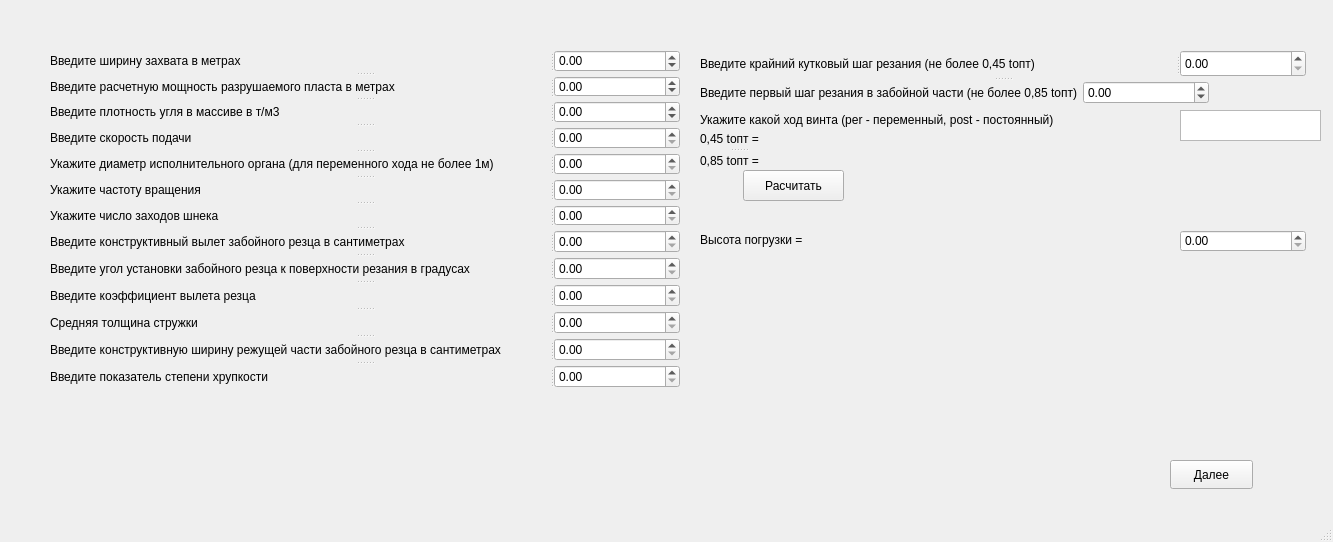
Above: mainwindow.ui from QuantYyY/qt-dekanat before the change. Below: the same form after it.
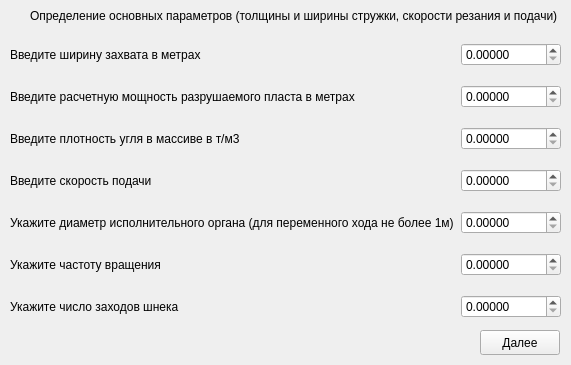
That is the form after the change.

Diff of the .ui file:
```diff
--- a/mainwindow.ui
+++ b/mainwindow.ui
@@ -6,600 +6,293 @@
    <rect>
     <x>0</x>
     <y>0</y>
-    <width>1333</width>
-    <height>542</height>
+    <width>571</width>
+    <height>365</height>
    </rect>
   </property>
   <property name="minimumSize">
    <size>
-    <width>700</width>
-    <height>350</height>
+    <width>571</width>
+    <height>365</height>
+   </size>
+  </property>
+  <property name="maximumSize">
+   <size>
+    <width>592</width>
+    <height>365</height>
    </size>
   </property>
   <property name="windowTitle">
    <string/>
   </property>
   <widget class="QWidget" name="centralwidget">
+   <widget class="QLabel" name="label">
+    <property name="geometry">
+     <rect>
+      <x>30</x>
+      <y>0</y>
+      <width>561</width>
+      <height>31</height>
+     </rect>
+    </property>
+    <property name="text">
+     <string>Определение основных параметров (толщины и ширины стружки, скорости резания и подачи)</string>
+    </property>
+   </widget>
    <widget class="QPushButton" name="pushButton">
     <property name="geometry">
      <rect>
-      <x>1170</x>
-      <y>460</y>
-      <width>83</width>
-      <height>29</height>
+      <x>480</x>
+      <y>330</y>
+      <width>80</width>
+      <height>25</height>
      </rect>
     </property>
+    <property name="maximumSize">
+     <size>
+      <width>80</width>
+      <height>25</height>
+     </size>
+    </property>
     <property name="text">
      <string>Далее</string>
     </property>
    </widget>
-   <widget class="QLabel" name="label_1">
+   <widget class="QWidget" name="layoutWidget">
     <property name="geometry">
      <rect>
       <x>10</x>
-      <y>10</y>
-      <width>1181</width>
-      <height>71</height>
+      <y>30</y>
+      <width>551</width>
+      <height>301</height>
      </rect>
     </property>
-    <property name="styleSheet">
-     <string notr="true">
-color: rgb(255, 0, 0);
-font-size: 24px;
-</string>
-    </property>
-    <property name="text">
-     <string/>
-    </property>
-    <property name="textFormat">
-     <enum>Qt::PlainText</enum>
-    </property>
-   </widget>
-   <widget class="QPushButton" name="pushButton_2">
-    <property name="geometry">
-     <rect>
-      <x>743</x>
-      <y>170</y>
-      <width>101</width>
-      <height>31</height>
-     </rect>
-    </property>
-    <property name="text">
-     <string>Расчитать</string>
-    </property>
-   </widget>
-   <widget class="QLabel" name="label_19">
-    <property name="geometry">
-     <rect>
-      <x>700</x>
-      <y>110</y>
-      <width>471</width>
-      <height>20</height>
-     </rect>
-    </property>
-    <property name="text">
-     <string>Укажите какой ход винта (per - переменный, post - постоянный)</string>
-    </property>
-   </widget>
-   <widget class="QTextEdit" name="textEdit">
-    <property name="geometry">
-     <rect>
-      <x>1180</x>
-      <y>110</y>
-      <width>141</width>
-      <height>31</height>
-     </rect>
-    </property>
-   </widget>
-   <widget class="QSplitter" name="splitter_13">
-    <property name="geometry">
-     <rect>
-      <x>50</x>
-      <y>50</y>
-      <width>630</width>
-      <height>338</height>
-     </rect>
-    </property>
-    <property name="styleSheet">
-     <string notr="true"/>
-    </property>
-    <property name="orientation">
-     <enum>Qt::Vertical</enum>
-    </property>
-    <widget class="QSplitter" name="splitter_8">
-     <property name="maximumSize">
-      <size>
-       <width>16777215</width>
-       <height>184</height>
-      </size>
-     </property>
-     <property name="orientation">
-      <enum>Qt::Vertical</enum>
-     </property>
-     <widget class="QSplitter" name="splitter">
-      <property name="orientation">
-       <enum>Qt::Horizontal</enum>
-      </property>
-      <widget class="QLabel" name="label">
-       <property name="text">
-        <string>Введите ширину захвата в метрах</string>
-       </property>
-      </widget>
-      <widget class="QDoubleSpinBox" name="doubleSpinBox">
-       <property name="minimumSize">
-        <size>
-         <width>126</width>
-         <height>0</height>
-        </size>
-       </property>
-       <property name="maximumSize">
-        <size>
-         <width>126</width>
-         <height>16777215</height>
-        </size>
-       </property>
-       <property name="minimum">
-        <double>-9999999999999999635896294965248.000000000000000</double>
-       </property>
-      </widget>
-     </widget>
-     <widget class="QSplitter" name="splitter_2">
-      <property name="orientation">
-       <enum>Qt::Horizontal</enum>
-      </property>
-      <widget class="QLabel" name="label_2">
-       <property name="text">
-        <string>Введите расчетную мощность разрушаемого пласта в метрах</string>
-       </property>
-      </widget>
-      <widget class="QDoubleSpinBox" name="doubleSpinBox_2">
-       <property name="minimumSize">
-        <size>
-         <width>126</width>
-         <height>0</height>
-        </size>
-       </property>
-       <property name="maximumSize">
-        <size>
-         <width>126</width>
-         <height>16777215</height>
-        </size>
-       </property>
-       <property name="minimum">
-        <double>-9999999999999999635896294965248.000000000000000</double>
-       </property>
-      </widget>
-     </widget>
-     <widget class="QSplitter" name="splitter_3">
-      <property name="orientation">
-       <enum>Qt::Horizontal</enum>
-      </property>
-      <widget class="QLabel" name="label_3">
-       <property name="text">
-        <string>Введите плотность угля в массиве в т/м3</string>
-       </property>
-      </widget>
+    <layout class="QGridLayout" name="gridLayout">
+     <item row="2" column="2">
       <widget class="QDoubleSpinBox" name="doubleSpinBox_3">
-       <property name="minimumSize">
-        <size>
-         <width>126</width>
-         <height>0</height>
-        </size>
-       </property>
        <property name="maximumSize">
         <size>
-         <width>126</width>
+         <width>100</width>
          <height>16777215</height>
         </size>
        </property>
-       <property name="minimum">
-        <double>-9999999999999999635896294965248.000000000000000</double>
+       <property name="decimals">
+        <number>5</number>
        </property>
-      </widget>
-     </widget>
-     <widget class="QSplitter" name="splitter_5">
-      <property name="orientation">
-       <enum>Qt::Horizontal</enum>
-      </property>
-      <widget class="QLabel" name="label_5">
-       <property name="text">
-        <string>Введите скорость подачи</string>
+       <property name="maximum">
+        <double>1000000000000000000000.000000000000000</double>
        </property>
-      </widget>
-      <widget class="QDoubleSpinBox" name="doubleSpinBox_5">
-       <property name="minimumSize">
-        <size>
-         <width>126</width>
-         <height>0</height>
-        </size>
+       <property name="singleStep">
+        <double>0.100000000000000</double>
        </property>
-       <property name="maximumSize">
-        <size>
-         <width>126</width>
-         <height>16777215</height>
-        </size>
-       </property>
       </widget>
-     </widget>
-     <widget class="QSplitter" name="splitter_4">
-      <property name="orientation">
-       <enum>Qt::Horizontal</enum>
-      </property>
-      <widget class="QLabel" name="label_4">
-       <property name="text">
-        <string>Укажите диаметр исполнительного органа (для переменного хода не более 1м)</string>
-       </property>
-      </widget>
-      <widget class="QDoubleSpinBox" name="doubleSpinBox_4">
-       <property name="minimumSize">
-        <size>
-         <width>126</width>
-         <height>0</height>
-        </size>
-       </property>
-       <property name="maximumSize">
-        <size>
-         <width>126</width>
-         <height>16777215</height>
-        </size>
-       </property>
-      </widget>
-     </widget>
-     <widget class="QSplitter" name="splitter_6">
-      <property name="orientation">
-       <enum>Qt::Horizontal</enum>
-      </property>
+     </item>
+     <item row="5" column="0" colspan="2">
       <widget class="QLabel" name="label_6">
+       <property name="maximumSize">
+        <size>
+         <width>500</width>
+         <height>16777215</height>
+        </size>
+       </property>
        <property name="text">
         <string>Укажите частоту вращения</string>
        </property>
       </widget>
+     </item>
+     <item row="4" column="2">
+      <widget class="QDoubleSpinBox" name="doubleSpinBox_5">
+       <property name="maximumSize">
+        <size>
+         <width>100</width>
+         <height>16777215</height>
+        </size>
+       </property>
+       <property name="decimals">
+        <number>5</number>
+       </property>
+       <property name="maximum">
+        <double>1000000000000000000000.000000000000000</double>
+       </property>
+       <property name="singleStep">
+        <double>0.100000000000000</double>
+       </property>
+      </widget>
+     </item>
+     <item row="1" column="2">
+      <widget class="QDoubleSpinBox" name="doubleSpinBox_2">
+       <property name="maximumSize">
+        <size>
+         <width>100</width>
+         <height>16777215</height>
+        </size>
+       </property>
+       <property name="decimals">
+        <number>5</number>
+       </property>
+       <property name="maximum">
+        <double>1000000000000000000000.000000000000000</double>
+       </property>
+       <property name="singleStep">
+        <double>0.100000000000000</double>
+       </property>
+      </widget>
+     </item>
+     <item row="3" column="2">
+      <widget class="QDoubleSpinBox" name="doubleSpinBox_4">
+       <property name="maximumSize">
+        <size>
+         <width>100</width>
+         <height>16777215</height>
+        </size>
+       </property>
+       <property name="decimals">
+        <number>5</number>
+       </property>
+       <property name="maximum">
+        <double>1000000000000000000000.000000000000000</double>
+       </property>
+       <property name="singleStep">
+        <double>0.100000000000000</double>
+       </property>
+      </widget>
+     </item>
+     <item row="6" column="2">
+      <widget class="QDoubleSpinBox" name="doubleSpinBox_7">
+       <property name="maximumSize">
+        <size>
+         <width>100</width>
+         <height>16777215</height>
+        </size>
+       </property>
+       <property name="decimals">
+        <number>5</number>
+       </property>
+       <property name="maximum">
+        <double>1000000000000000000000.000000000000000</double>
+       </property>
+       <property name="singleStep">
+        <double>0.100000000000000</double>
+       </property>
+      </widget>
+     </item>
+     <item row="0" column="0" colspan="2">
+      <widget class="QLabel" name="label_1">
+       <property name="maximumSize">
+        <size>
+         <width>500</width>
+         <height>16777215</height>
+        </size>
+       </property>
+       <property name="text">
+        <string>Введите ширину захвата в метрах</string>
+       </property>
+      </widget>
+     </item>
+     <item row="5" column="2">
       <widget class="QDoubleSpinBox" name="doubleSpinBox_6">
-       <property name="minimumSize">
-        <size>
-         <width>126</width>
-         <height>0</height>
-        </size>
-       </property>
        <property name="maximumSize">
         <size>
-         <width>126</width>
+         <width>100</width>
          <height>16777215</height>
         </size>
        </property>
+       <property name="decimals">
+        <number>5</number>
+       </property>
+       <property name="maximum">
+        <double>1000000000000000000000.000000000000000</double>
+       </property>
+       <property name="singleStep">
+        <double>0.100000000000000</double>
+       </property>
       </widget>
-     </widget>
-     <widget class="QSplitter" name="splitter_7">
-      <property name="orientation">
-       <enum>Qt::Horizontal</enum>
-      </property>
+     </item>
+     <item row="6" column="0" colspan="2">
       <widget class="QLabel" name="label_7">
+       <property name="maximumSize">
+        <size>
+         <width>500</width>
+         <height>16777215</height>
+        </size>
+       </property>
        <property name="text">
         <string>Укажите число заходов шнека</string>
        </property>
       </widget>
-      <widget class="QDoubleSpinBox" name="doubleSpinBox_7">
-       <property name="minimumSize">
-        <size>
-         <width>126</width>
-         <height>0</height>
-        </size>
-       </property>
+     </item>
+     <item row="0" column="2">
+      <widget class="QDoubleSpinBox" name="doubleSpinBox">
        <property name="maximumSize">
         <size>
-         <width>126</width>
+         <width>100</width>
          <height>16777215</height>
         </size>
        </property>
-      </widget>
-     </widget>
-    </widget>
-    <widget class="QSplitter" name="splitter_9">
-     <property name="maximumSize">
-      <size>
-       <width>16777215</width>
-       <height>157</height>
-      </size>
-     </property>
-     <property name="orientation">
-      <enum>Qt::Vertical</enum>
-     </property>
-     <widget class="QSplitter" name="splitter_10">
-      <property name="orientation">
-       <enum>Qt::Horizontal</enum>
-      </property>
-      <widget class="QLabel" name="label_9">
-       <property name="text">
-        <string>Введите конструктивный вылет забойного резца в сантиметрах</string>
+       <property name="decimals">
+        <number>5</number>
        </property>
-      </widget>
-      <widget class="QDoubleSpinBox" name="doubleSpinBox_9">
-       <property name="minimumSize">
-        <size>
-         <width>126</width>
-         <height>0</height>
-        </size>
+       <property name="maximum">
+        <double>1000000000000000000000.000000000000000</double>
        </property>
-       <property name="maximumSize">
-        <size>
-         <width>126</width>
-         <height>16777215</height>
-        </size>
+       <property name="singleStep">
+        <double>0.100000000000000</double>
        </property>
       </widget>
-     </widget>
-     <widget class="QSplitter" name="splitter_11">
-      <property name="orientation">
-       <enum>Qt::Horizontal</enum>
-      </property>
-      <widget class="QLabel" name="label_10">
-       <property name="text">
-        <string>Введите угол установки забойного резца к поверхности резания в градусах</string>
-       </property>
-      </widget>
-      <widget class="QDoubleSpinBox" name="doubleSpinBox_10">
-       <property name="minimumSize">
-        <size>
-         <width>126</width>
-         <height>0</height>
-        </size>
-       </property>
+     </item>
+     <item row="2" column="0" colspan="2">
+      <widget class="QLabel" name="label_3">
        <property name="maximumSize">
         <size>
-         <width>126</width>
+         <width>500</width>
          <height>16777215</height>
         </size>
        </property>
-      </widget>
-     </widget>
-     <widget class="QSplitter" name="splitter_12">
-      <property name="orientation">
-       <enum>Qt::Horizontal</enum>
-      </property>
-      <widget class="QLabel" name="label_11">
        <property name="text">
-        <string>Введите коэффициент вылета резца</string>
+        <string>Введите плотность угля в массиве в т/м3</string>
        </property>
       </widget>
-      <widget class="QDoubleSpinBox" name="doubleSpinBox_11">
-       <property name="minimumSize">
-        <size>
-         <width>126</width>
-         <height>0</height>
-        </size>
-       </property>
+     </item>
+     <item row="4" column="0" colspan="2">
+      <widget class="QLabel" name="label_5">
        <property name="maximumSize">
         <size>
-         <width>126</width>
+         <width>500</width>
          <height>16777215</height>
         </size>
        </property>
-      </widget>
-     </widget>
-     <widget class="QSplitter" name="splitter_14">
-      <property name="orientation">
-       <enum>Qt::Horizontal</enum>
-      </property>
-      <widget class="QLabel" name="label_13">
        <property name="text">
-        <string>Средняя толщина стружки</string>
+        <string>Укажите диаметр исполнительного органа (для переменного хода не более 1м)</string>
        </property>
       </widget>
-      <widget class="QDoubleSpinBox" name="doubleSpinBox_13">
-       <property name="minimumSize">
-        <size>
-         <width>126</width>
-         <height>0</height>
-        </size>
-       </property>
+     </item>
+     <item row="1" column="0" colspan="2">
+      <widget class="QLabel" name="label_2">
        <property name="maximumSize">
         <size>
-         <width>126</width>
+         <width>500</width>
          <height>16777215</height>
         </size>
        </property>
-      </widget>
-     </widget>
-     <widget class="QSplitter" name="splitter_15">
-      <property name="orientation">
-       <enum>Qt::Horizontal</enum>
-      </property>
-      <widget class="QLabel" name="label_14">
        <property name="text">
-        <string>Введите конструктивную ширину режущей части забойного резца в сантиметрах</string>
+        <string>Введите расчетную мощность разрушаемого пласта в метрах</string>
        </property>
       </widget>
-      <widget class="QDoubleSpinBox" name="doubleSpinBox_14">
-       <property name="minimumSize">
-        <size>
-         <width>126</width>
-         <height>0</height>
-        </size>
-       </property>
+     </item>
+     <item row="3" column="0" colspan="2">
+      <widget class="QLabel" name="label_4">
        <property name="maximumSize">
         <size>
-         <width>126</width>
+         <width>500</width>
          <height>16777215</height>
         </size>
        </property>
-      </widget>
-     </widget>
-     <widget class="QSplitter" name="splitter_16">
-      <property name="orientation">
-       <enum>Qt::Horizontal</enum>
-      </property>
-      <widget class="QLabel" name="label_15">
        <property name="text">
-        <string>Введите показатель степени хрупкости</string>
+        <string>Введите скорость подачи </string>
        </property>
       </widget>
-      <widget class="QDoubleSpinBox" name="doubleSpinBox_15">
-       <property name="minimumSize">
-        <size>
-         <width>126</width>
-         <height>0</height>
-        </size>
-       </property>
-       <property name="maximumSize">
-        <size>
-         <width>126</width>
-         <height>16777215</height>
-        </size>
-       </property>
-      </widget>
-     </widget>
-    </widget>
-   </widget>
-   <widget class="QSplitter" name="splitter_20">
-    <property name="geometry">
-     <rect>
-      <x>700</x>
-      <y>130</y>
-      <width>78</width>
-      <height>40</height>
-     </rect>
-    </property>
-    <property name="maximumSize">
-     <size>
-      <width>16777215</width>
-      <height>45</height>
-     </size>
-    </property>
-    <property name="orientation">
-     <enum>Qt::Vertical</enum>
-    </property>
-    <widget class="QLabel" name="label_12">
-     <property name="maximumSize">
-      <size>
-       <width>16777215</width>
-       <height>20</height>
-      </size>
-     </property>
-     <property name="text">
-      <string>0,45 tопт = </string>
-     </property>
-    </widget>
-    <widget class="QLabel" name="label_18">
-     <property name="maximumSize">
-      <size>
-       <width>16777215</width>
-       <height>20</height>
-      </size>
-     </property>
-     <property name="text">
-      <string>0,85 tопт = </string>
-     </property>
-    </widget>
-   </widget>
-   <widget class="QSplitter" name="splitter_17">
-    <property name="geometry">
-     <rect>
-      <x>700</x>
-      <y>50</y>
-      <width>606</width>
-      <height>58</height>
-     </rect>
-    </property>
-    <property name="orientation">
-     <enum>Qt::Vertical</enum>
-    </property>
-    <widget class="QSplitter" name="splitter_18">
-     <property name="orientation">
-      <enum>Qt::Horizontal</enum>
-     </property>
-     <widget class="QLabel" name="label_16">
-      <property name="text">
-       <string>Введите крайний кутковый шаг резания (не более 0,45 tопт)</string>
-      </property>
-     </widget>
-     <widget class="QDoubleSpinBox" name="doubleSpinBox_16">
-      <property name="minimumSize">
-       <size>
-        <width>126</width>
-        <height>0</height>
-       </size>
-      </property>
-      <property name="maximumSize">
-       <size>
-        <width>126</width>
-        <height>16777215</height>
-       </size>
-      </property>
-     </widget>
-    </widget>
-    <widget class="QSplitter" name="splitter_19">
-     <property name="orientation">
-      <enum>Qt::Horizontal</enum>
-     </property>
-     <widget class="QWidget" name="layoutWidget">
-      <layout class="QFormLayout" name="formLayout">
-       <item row="0" column="0">
-        <widget class="QLabel" name="label_17">
-         <property name="text">
-          <string>Введите первый шаг резания в забойной части (не более 0,85 tопт)</string>
-         </property>
-        </widget>
-       </item>
-       <item row="0" column="1">
-        <widget class="QDoubleSpinBox" name="doubleSpinBox_17">
-         <property name="minimumSize">
-          <size>
-           <width>126</width>
-           <height>0</height>
-          </size>
-         </property>
-         <property name="maximumSize">
-          <size>
-           <width>126</width>
-           <height>16777215</height>
-          </size>
-         </property>
-         <property name="minimum">
-          <double>-1000000000000000044885712678075916785549312.000000000000000</double>
-         </property>
-         <property name="maximum">
-          <double>10000000000000000303786028427003666890752.000000000000000</double>
-         </property>
-        </widget>
-       </item>
-      </layout>
-     </widget>
-    </widget>
-   </widget>
-   <widget class="QDoubleSpinBox" name="doubleSpinBox_18">
-    <property name="geometry">
-     <rect>
-      <x>1180</x>
-      <y>230</y>
-      <width>126</width>
-      <height>22</height>
-     </rect>
-    </property>
-    <property name="minimumSize">
-     <size>
-      <width>126</width>
-      <height>0</height>
-     </size>
-    </property>
-    <property name="maximumSize">
-     <size>
-      <width>126</width>
-      <height>16777215</height>
-     </size>
-    </property>
-   </widget>
-   <widget class="QLabel" name="label_8">
-    <property name="geometry">
-     <rect>
-      <x>700</x>
-      <y>230</y>
-      <width>151</width>
-      <height>20</height>
-     </rect>
-    </property>
-    <property name="text">
-     <string>Высота погрузки = </string>
-    </property>
+     </item>
+    </layout>
    </widget>
   </widget>
   <widget class="QMenuBar" name="menubar">
@@ -612,12 +305,6 @@
     </rect>
    </property>
   </widget>
-  <widget class="QStatusBar" name="statusbar"/>
-  <action name="action">
-   <property name="text">
-    <string>Сохранить расчёты</string>
-   </property>
-  </action>
  </widget>
  <resources/>
  <connections/>
```
Left out of the diff: 14 changed lines with no effect on the pictures.
